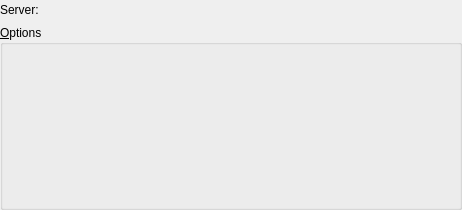
This is libs/libgui/ui/dbobjects/usermappingwidget.ui in maniac787/pgmodeler as Qt 5 draws it before an edit. The edited form follows.
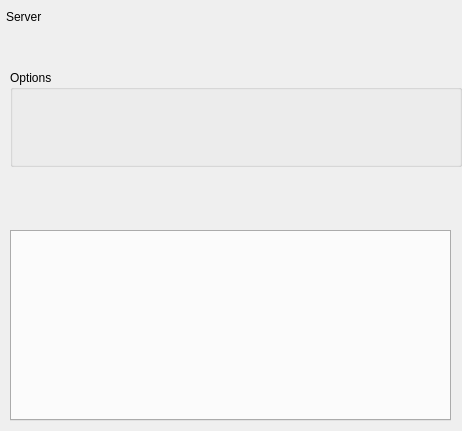
This is the edited form.

Commit message: Add extra_wgts_lt layout to BaseObjectWidget for flexible custom widget insertion

The edit to the form file:
```diff
--- a/libs/libgui/ui/dbobjects/usermappingwidget.ui
+++ b/libs/libgui/ui/dbobjects/usermappingwidget.ui
@@ -7,7 +7,7 @@
     <x>0</x>
     <y>0</y>
     <width>462</width>
-    <height>210</height>
+    <height>431</height>
    </rect>
   </property>
   <property name="minimumSize">
@@ -16,24 +16,38 @@
     <height>0</height>
    </size>
   </property>
-  <layout class="QGridLayout" name="server_grid">
-   <property name="leftMargin">
-    <number>0</number>
+  <widget class="QGroupBox" name="options_gb">
+   <property name="geometry">
+    <rect>
+     <x>10</x>
+     <y>70</y>
+     <width>452</width>
+     <height>97</height>
+    </rect>
    </property>
-   <property name="topMargin">
-    <number>0</number>
+   <property name="title">
+    <string>Options</string>
    </property>
-   <property name="rightMargin">
-    <number>0</number>
+  </widget>
+  <widget class="QTabWidget" name="attributes_tbw">
+   <property name="geometry">
+    <rect>
+     <x>10</x>
+     <y>230</y>
+     <width>441</width>
+     <height>191</height>
+    </rect>
    </property>
-   <property name="bottomMargin">
-    <number>0</number>
-   </property>
-   <property name="spacing">
-    <number>5</number>
-   </property>
-   <item row="0" column="0">
+  </widget>
     <widget class="QLabel" name="server_lbl">
+   <property name="geometry">
+    <rect>
+     <x>6</x>
+     <y>6</y>
+     <width>49</width>
+     <height>22</height>
+    </rect>
+   </property>
      <property name="sizePolicy">
       <sizepolicy hsizetype="Fixed" vsizetype="Preferred">
        <horstretch>0</horstretch>
@@ -47,34 +61,9 @@
       </size>
      </property>
      <property name="text">
-      <string>Server:</string>
-     </property>
-    </widget>
-   </item>
-   <item row="1" column="0" colspan="3">
-    <widget class="QGroupBox" name="options_gb">
-     <property name="title">
-      <string>&amp;Options</string>
-     </property>
-    </widget>
-   </item>
-   <item row="0" column="1" colspan="2">
-    <widget class="QWidget" name="server_wgt" native="true">
-     <property name="sizePolicy">
-      <sizepolicy hsizetype="Preferred" vsizetype="Fixed">
-       <horstretch>0</horstretch>
-       <verstretch>0</verstretch>
-      </sizepolicy>
-     </property>
-     <property name="minimumSize">
-      <size>
-       <width>0</width>
-       <height>20</height>
-      </size>
-     </property>
-    </widget>
-   </item>
-  </layout>
+    <string>Server</string>
+   </property>
+  </widget>
  </widget>
  <resources/>
  <connections/>
```
Lines whose indentation alone changed are shown as unchanged. The commit also changes 6 other files.
